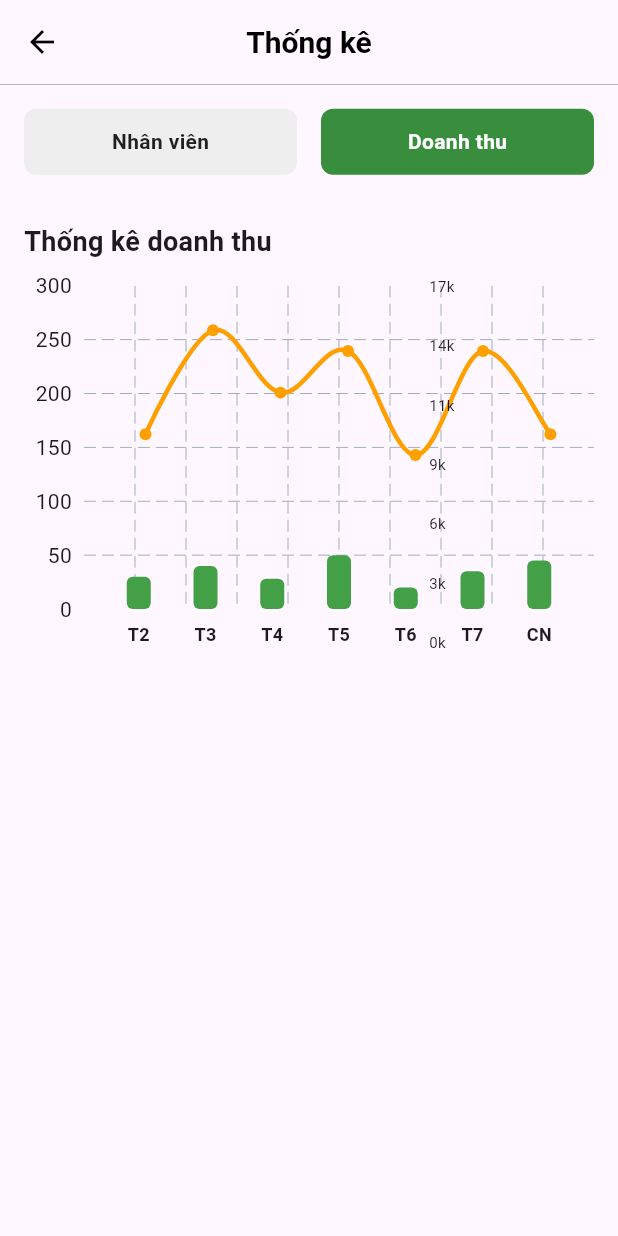
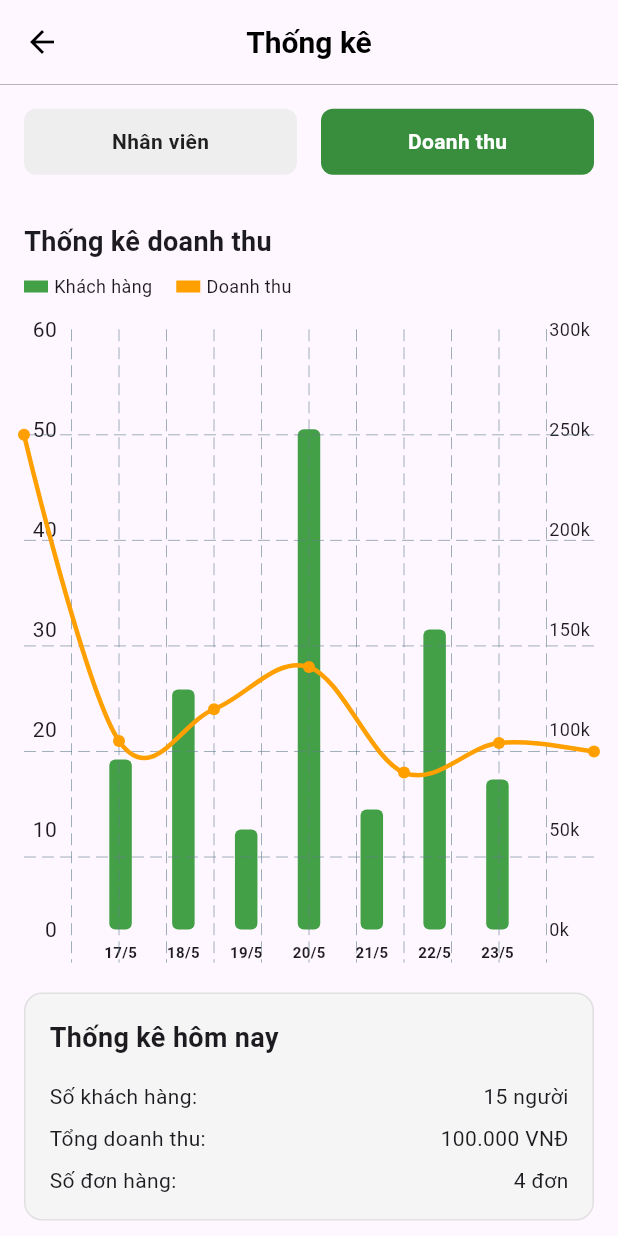
Before and after one commit to DuyHieu2004/Ho-Tro-Nha-Hang-Order---Thanh-Toan---Goi-Mon, a Flutter app: the StatisticsScreen screen opened directly, after a tap on "Doanh thu", on a phone screen of 412 x 824 dp. Run offline on Flutter 3.47's test engine with Material 3 defaults, Android fonts, the phone set to English and light mode, and no system bars; drawn by our look-alikes of fl_chart; our stand-ins replace badges, convex_bottom_bar, firebase_auth, firebase_core, flutter_animate, google_nav_bar; accounts and stored records are empty.

Commit message:
Update ThongKe_Screen.dart

```diff
--- a/lib/screens/ThongKe_Screen.dart
+++ b/lib/screens/ThongKe_Screen.dart
@@ -241,14 +241,23 @@ class _StatisticsScreenState extends State<StatisticsScreen> {
   }
 
   Widget _buildRevenueStatistics() {
-    final List<double> dailyRevenue = [10, 15, 12, 14, 9, 14, 10]; // doanh thu
-    final List<double> customerCounts = [30, 40, 28, 50, 20, 35, 45]; // khách hàng
+    final List<double> dailyRevenue = [250, 105, 120, 140, 90, 104, 100];
+    final List<double> customerCounts = [17, 24, 10, 50, 12, 30, 15];
+    final List<int> orderCounts = [15, 7, 8, 10, 12, 5, 4];
 
-    // Scale doanh thu để phù hợp với trục y (giả sử max khách hàng ~60)
-    final double revenueScale = 3.5;
+    final double revenueScale = 0.2;
+    final double maxY = 60;
+
+    // Ngày gần đây (7 ngày gần nhất)
+    final now = DateTime.now();
+    final List<String> recentDays = List.generate(7, (i) {
+      final date = now.subtract(Duration(days: 6 - i));
+      return '${date.day}/${date.month}';
+    });
+
     final List<FlSpot> revenueLine = List.generate(
       dailyRevenue.length,
-          (index) => FlSpot(index + 1.8, dailyRevenue[index] * revenueScale), // dịch qua phải
+          (i) => FlSpot(i + 0.5, dailyRevenue[i] * revenueScale),
     );
 
     return SingleChildScrollView(
@@ -256,62 +265,93 @@ class _StatisticsScreenState extends State<StatisticsScreen> {
       child: Column(
         crossAxisAlignment: CrossAxisAlignment.start,
         children: [
-          const Text(
-            'Thống kê doanh thu',
-            style: TextStyle(fontSize: 18, fontWeight: FontWeight.bold),
+          const Text('Thống kê doanh thu', style: TextStyle(fontSize: 18, fontWeight: FontWeight.bold)),
+          const SizedBox(height: 8),
+
+          Row(
+            children: [
+              Row(
+                children: [
+                  Container(width: 16, height: 8, color: Colors.green.shade600),
+                  const SizedBox(width: 4),
+                  const Text('Khách hàng', style: TextStyle(fontSize: 12)),
+                ],
+              ),
+              const SizedBox(width: 16),
+              Row(
+                children: [
+                  Container(width: 16, height: 8, color: Colors.amber.shade700),
+                  const SizedBox(width: 4),
+                  const Text('Doanh thu', style: TextStyle(fontSize: 12)),
+                ],
+              ),
+            ],
           ),
-          const SizedBox(height: 16),
+          const SizedBox(height: 20),
 
           AspectRatio(
-            aspectRatio: 1.6,
+            aspectRatio: 0.9, //kích thước biêủ đồ
             child: Stack(
               children: [
-                /// Biểu đồ cột (Khách hàng)
                 BarChart(
                   BarChartData(
                     minY: 0,
-                    maxY: 300,
+                    maxY: maxY,
+                    gridData: FlGridData(show: false),
                     barTouchData: BarTouchData(enabled: false),
-                    gridData: FlGridData(show: true),
                     titlesData: FlTitlesData(
                       bottomTitles: AxisTitles(
                         sideTitles: SideTitles(
                           showTitles: true,
                           getTitlesWidget: (value, meta) {
-                            final days = ['T2', 'T3', 'T4', 'T5', 'T6', 'T7', 'CN'];
-                            if (value.toInt() >= 0 && value.toInt() < days.length) {
+                            if (value.toInt() >= 0 && value.toInt() < recentDays.length) {
                               return SideTitleWidget(
                                 axisSide: meta.axisSide,
                                 child: Text(
-                                  days[value.toInt()],
-                                  style: const TextStyle(fontWeight: FontWeight.bold, fontSize: 12),
+                                  recentDays[value.toInt()],
+                                  style: const TextStyle(fontSize: 10, fontWeight: FontWeight.bold,
+                                  ),
                                 ),
                               );
-                            } else {
-                              return const SizedBox.shrink();
                             }
+                            return const SizedBox.shrink();
                           },
+                          interval: 1,
                         ),
                       ),
                       leftTitles: AxisTitles(
                         sideTitles: SideTitles(
                           showTitles: true,
-                          reservedSize: 40,
+                          interval: 10,
+                          reservedSize: 30,
                         ),
                       ),
                       topTitles: AxisTitles(sideTitles: SideTitles(showTitles: false)),
-                      rightTitles: AxisTitles(sideTitles: SideTitles(showTitles: false)),
+                      rightTitles: AxisTitles(
+                        sideTitles: SideTitles(
+                          showTitles: true,
+                          reservedSize: 30,
+                          interval: 10,
+                          getTitlesWidget: (value, meta) {
+                            final scaled = value / revenueScale;
+                            if (scaled % 10 == 0) { //chỉnh cột y bên phải
+                              return Text('${scaled.toStringAsFixed(0)}k', style: const TextStyle(fontSize: 12));
+                            }
+                            return const SizedBox.shrink();
+                          },
+                        ),
+                      ),
                     ),
                     borderData: FlBorderData(show: false),
                     barGroups: List.generate(customerCounts.length, (i) {
                       return BarChartGroupData(
                         x: i,
-                        barsSpace: 40, // thêm khoảng cách giữa các cột
+                        barsSpace: 40,
                         barRods: [
                           BarChartRodData(
                             toY: customerCounts[i],
                             color: Colors.green.shade600,
-                            width: 16,
+                            width: 15, //độ rộng cột
                             borderRadius: BorderRadius.circular(4),
                           ),
                         ],
@@ -319,33 +359,17 @@ class _StatisticsScreenState extends State<StatisticsScreen> {
                     }),
                   ),
                 ),
-
-                /// Biểu đồ đường (Doanh thu)
                 LineChart(
                   LineChartData(
+                    minY: 0,
+                    maxY: maxY,
+                    gridData: FlGridData(
+                      show: true,
+                      horizontalInterval: 10,
+                    ),
                     lineTouchData: LineTouchData(enabled: false),
-                    gridData: FlGridData(show: false),
-                    titlesData: FlTitlesData(
-                      show: true,
-                      leftTitles: AxisTitles(sideTitles: SideTitles(showTitles: false)),
-                      bottomTitles: AxisTitles(sideTitles: SideTitles(showTitles: false)),
-                      topTitles: AxisTitles(sideTitles: SideTitles(showTitles: false)),
-                      rightTitles: AxisTitles(
-                        sideTitles: SideTitles(
-                          showTitles: true,
-                          reservedSize: 110,
-                          getTitlesWidget: (value, meta) {
-                            final scaledValue = value / revenueScale;
-                            return Text('${scaledValue.toStringAsFixed(0)}k', style: const TextStyle(fontSize: 10));
-                          },
-                        ),
-                      ),
-                    ),
+                    titlesData: FlTitlesData(show: false),
                     borderData: FlBorderData(show: false),
-                    minX: 0,
-                    maxX: 6,
-                    minY: 0,
-                    maxY: 60,
                     lineBarsData: [
                       LineChartBarData(
                         spots: revenueLine,
@@ -357,6 +381,53 @@ class _StatisticsScreenState extends State<StatisticsScreen> {
                       ),
                     ],
                   ),
+                ),
+              ],
+            ),
+          ),
+
+  const SizedBox(height: 20),
+
+          /// Mục thống kê hôm nay
+          Container(
+            width: double.infinity,
+            padding: const EdgeInsets.all(16),
+            decoration: BoxDecoration(
+              color: Colors.grey.shade100,
+              borderRadius: BorderRadius.circular(12),
+              border: Border.all(color: Colors.grey.shade300),
+            ),
+            child: Column(
+              crossAxisAlignment: CrossAxisAlignment.start,
+              children: [
+                const Text('Thống kê hôm nay',
+                    style: TextStyle(fontWeight: FontWeight.bold, fontSize: 18)),
+                const SizedBox(height: 16),
+
+                Row(
+                  children: [
+                    const Text('Số khách hàng:'),
+                    const Spacer(),
+                    Text('${customerCounts.last.toInt()} người'),
+                  ],
+                ),
+                const SizedBox(height: 8),
+
+                Row(
+                  children: [
+                    const Text('Tổng doanh thu:'),
+                    const Spacer(),
+                    Text('${dailyRevenue.last.toInt()}.000 VNĐ'),
+                  ],
+                ),
+                const SizedBox(height: 8),
+
+                Row(
+                  children: [
+                    const Text('Số đơn hàng:'),
+                    const Spacer(),
+                    Text('${orderCounts.last.toInt()} đơn'),
+                  ],
                 ),
               ],
             ),
```
